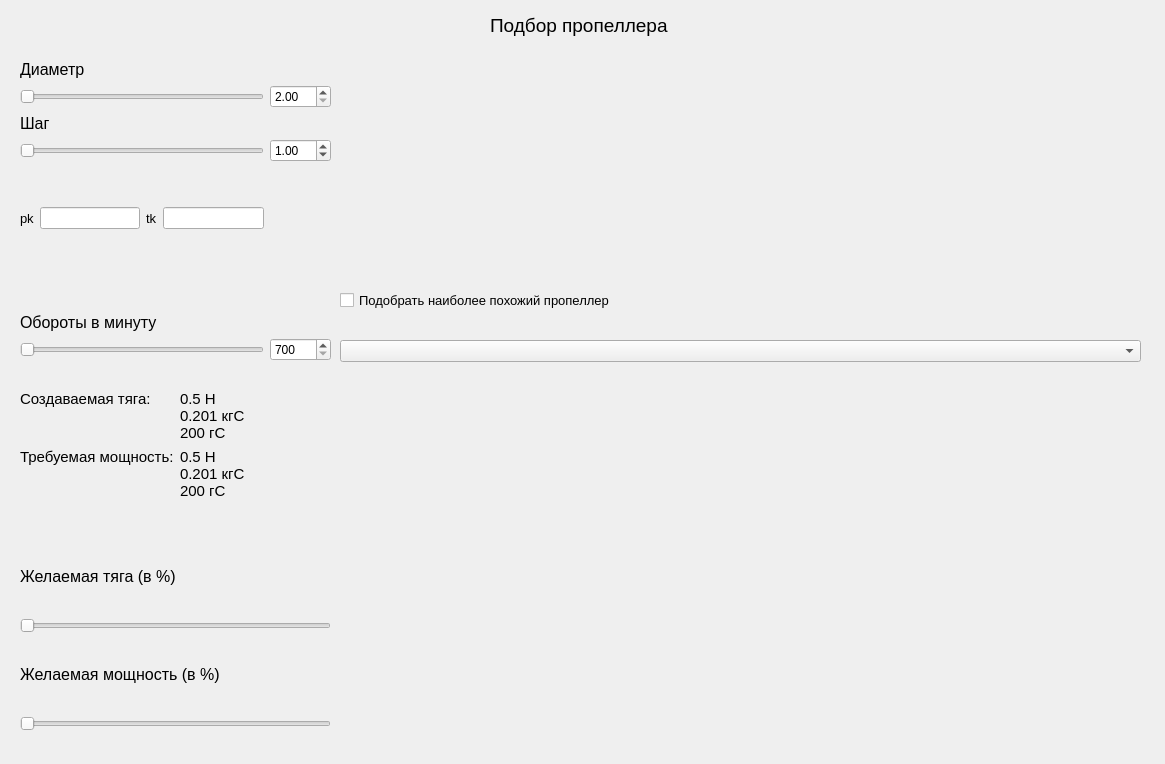
First picture: the form in main_win.ui, repository Kronars/Diplom, before the edit.
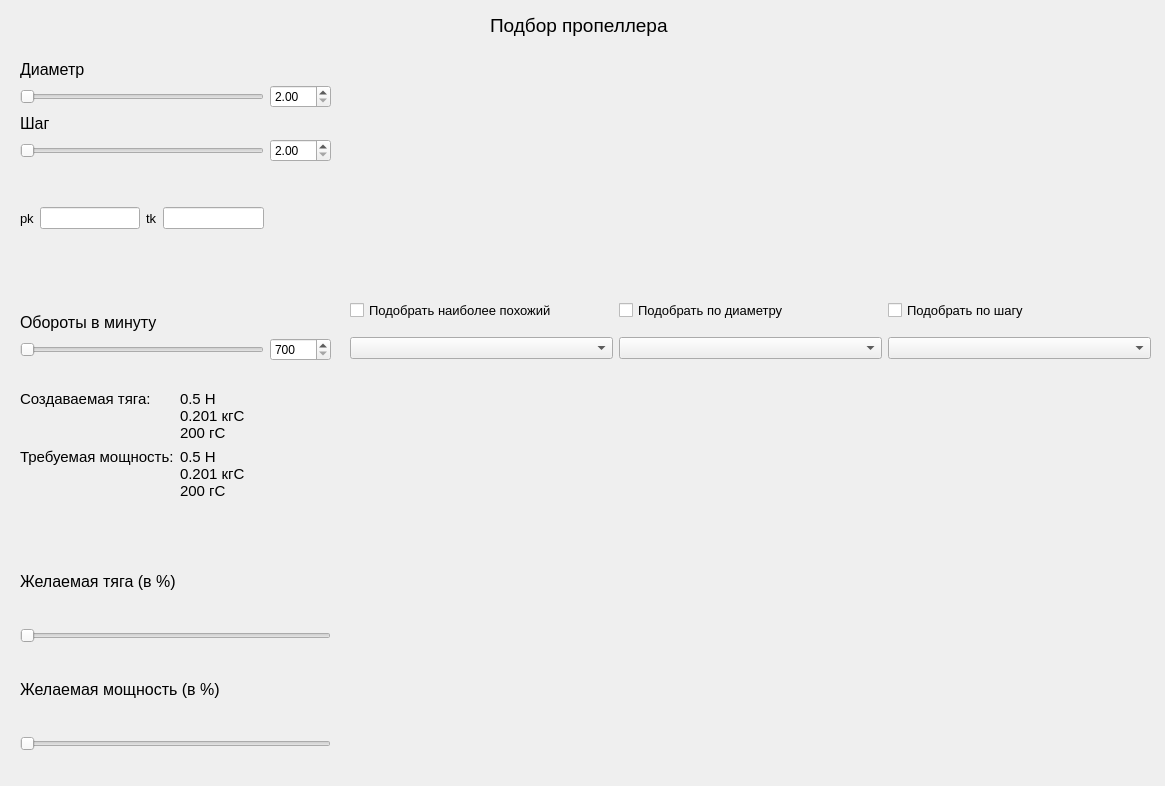
Second picture: the form after the edit. Icons and pictures are not drawn.

Commit message: улучшил интерфейс, чуть чуть потрогал ui_back, добавил в classes в Prop_stats функцию для побора пропа по одному параметру, но не проверил работоспособность

```diff
--- a/main_win.ui
+++ b/main_win.ui
@@ -7,7 +7,7 @@
     <x>0</x>
     <y>0</y>
     <width>1165</width>
-    <height>764</height>
+    <height>786</height>
    </rect>
   </property>
   <property name="windowTitle">
@@ -39,76 +39,13 @@
      <bool>false</bool>
     </property>
    </widget>
-   <widget class="QWidget" name="verticalLayoutWidget_2">
-    <property name="geometry">
-     <rect>
-      <x>340</x>
-      <y>60</y>
-      <width>802</width>
-      <height>205</height>
-     </rect>
-    </property>
-    <layout class="QVBoxLayout" name="props_lay">
-     <item>
-      <widget class="QLabel" name="front_prop">
-       <property name="text">
-        <string/>
-       </property>
-       <property name="pixmap">
-        <pixmap>../../../../Лена/.designer/backup/resize.png</pixmap>
-       </property>
-      </widget>
-     </item>
-     <item>
-      <widget class="QLabel" name="side_prop">
-       <property name="text">
-        <string/>
-       </property>
-       <property name="pixmap">
-        <pixmap>../../../../Лена/.designer/backup/resize.png</pixmap>
-       </property>
-       <property name="scaledContents">
-        <bool>false</bool>
-       </property>
-      </widget>
-     </item>
-    </layout>
-   </widget>
-   <widget class="QComboBox" name="selected_props">
-    <property name="geometry">
-     <rect>
-      <x>340</x>
-      <y>340</y>
-      <width>801</width>
-      <height>22</height>
-     </rect>
-    </property>
-   </widget>
-   <widget class="QCheckBox" name="own_box">
-    <property name="geometry">
-     <rect>
-      <x>340</x>
-      <y>290</y>
-      <width>371</width>
-      <height>20</height>
-     </rect>
-    </property>
-    <property name="font">
-     <font>
-      <pointsize>10</pointsize>
-     </font>
-    </property>
-    <property name="text">
-     <string>Подобрать наиболее похожий пропеллер</string>
-    </property>
-   </widget>
    <widget class="QLabel" name="plot_pic">
     <property name="geometry">
      <rect>
-      <x>350</x>
-      <y>390</y>
-      <width>791</width>
-      <height>341</height>
+      <x>340</x>
+      <y>370</y>
+      <width>800</width>
+      <height>400</height>
      </rect>
     </property>
     <property name="text">
@@ -227,16 +164,13 @@
      <item row="5" column="1">
       <widget class="QDoubleSpinBox" name="p_num">
        <property name="minimum">
-        <double>0.700000000000000</double>
+        <double>2.000000000000000</double>
        </property>
        <property name="maximum">
-        <double>14.000000000000000</double>
+        <double>20.000000000000000</double>
        </property>
        <property name="singleStep">
-        <double>0.010000000000000</double>
-       </property>
-       <property name="value">
-        <double>1.000000000000000</double>
+        <double>0.500000000000000</double>
        </property>
       </widget>
      </item>
@@ -358,7 +292,7 @@
       <x>20</x>
       <y>540</y>
       <width>311</width>
-      <height>191</height>
+      <height>211</height>
      </rect>
     </property>
     <layout class="QVBoxLayout" name="thr_pwr_inp">
@@ -484,6 +418,120 @@
      </item>
     </layout>
    </widget>
+   <widget class="QWidget" name="gridLayoutWidget_2">
+    <property name="geometry">
+     <rect>
+      <x>350</x>
+      <y>60</y>
+      <width>801</width>
+      <height>221</height>
+     </rect>
+    </property>
+    <layout class="QGridLayout" name="gridLayout">
+     <item row="0" column="0">
+      <layout class="QVBoxLayout" name="props_lay">
+       <item>
+        <widget class="QLabel" name="front_prop">
+         <property name="text">
+          <string/>
+         </property>
+         <property name="pixmap">
+          <pixmap>../../../Лена/.designer/backup/resize.png</pixmap>
+         </property>
+        </widget>
+       </item>
+       <item>
+        <widget class="QLabel" name="side_prop">
+         <property name="text">
+          <string/>
+         </property>
+         <property name="pixmap">
+          <pixmap>../../../Лена/.designer/backup/resize.png</pixmap>
+         </property>
+         <property name="scaledContents">
+          <bool>false</bool>
+         </property>
+        </widget>
+       </item>
+      </layout>
+     </item>
+    </layout>
+   </widget>
+   <widget class="QWidget" name="gridLayoutWidget_3">
+    <property name="geometry">
+     <rect>
+      <x>350</x>
+      <y>290</y>
+      <width>801</width>
+      <height>80</height>
+     </rect>
+    </property>
+    <layout class="QGridLayout" name="comboBoxLay">
+     <item row="0" column="0">
+      <widget class="QCheckBox" name="own_box">
+       <property name="enabled">
+        <bool>true</bool>
+       </property>
+       <property name="font">
+        <font>
+         <pointsize>10</pointsize>
+        </font>
+       </property>
+       <property name="text">
+        <string>Подобрать наиболее похожий</string>
+       </property>
+       <property name="checked">
+        <bool>false</bool>
+       </property>
+      </widget>
+     </item>
+     <item row="1" column="0">
+      <widget class="QComboBox" name="selected_props"/>
+     </item>
+     <item row="0" column="1">
+      <widget class="QCheckBox" name="d_assort_box">
+       <property name="enabled">
+        <bool>true</bool>
+       </property>
+       <property name="font">
+        <font>
+         <pointsize>10</pointsize>
+        </font>
+       </property>
+       <property name="text">
+        <string>Подобрать по диаметру</string>
+       </property>
+       <property name="checked">
+        <bool>false</bool>
+       </property>
+      </widget>
+     </item>
+     <item row="0" column="2">
+      <widget class="QCheckBox" name="p_assort_box">
+       <property name="enabled">
+        <bool>true</bool>
+       </property>
+       <property name="font">
+        <font>
+         <pointsize>10</pointsize>
+        </font>
+       </property>
+       <property name="text">
+        <string>Подобрать по шагу</string>
+       </property>
+       <property name="checked">
+        <bool>false</bool>
+       </property>
+      </widget>
+     </item>
+     <item row="1" column="1">
+      <widget class="QComboBox" name="selected_d_props"/>
+     </item>
+     <item row="1" column="2">
+      <widget class="QComboBox" name="selected_p_props"/>
+     </item>
+    </layout>
+   </widget>
   </widget>
  </widget>
  <resources/>
```
Left out of the diff: 20 changed lines with no effect on the pictures. The commit also changes 4 other files.
